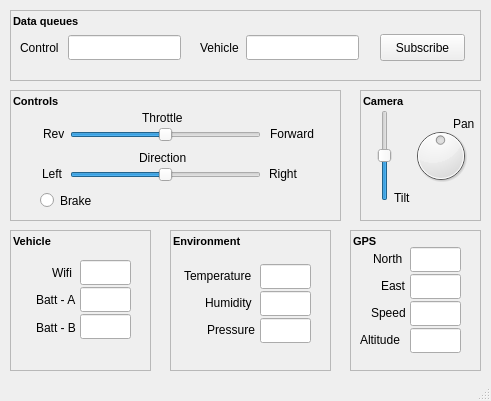
Before: the Qt Designer form test_tools/qtmonitor/rover_monitor.ui in wilsonc101/R.Pi_Rover, drawn with Qt 5.
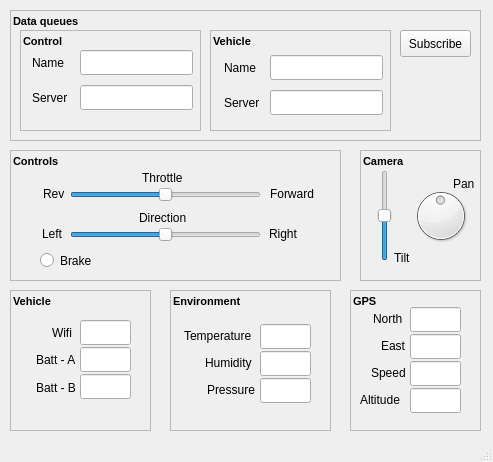
After: the same form once the commit is applied.

Commit message: qt monitor working

What changed in the file:
```diff
--- a/test_tools/qtmonitor/rover_monitor.ui
+++ b/test_tools/qtmonitor/rover_monitor.ui
@@ -6,8 +6,8 @@
    <rect>
     <x>0</x>
     <y>0</y>
-    <width>491</width>
-    <height>401</height>
+    <width>493</width>
+    <height>462</height>
    </rect>
   </property>
   <property name="windowTitle">
@@ -18,7 +18,7 @@
     <property name="geometry">
      <rect>
       <x>10</x>
-      <y>90</y>
+      <y>150</y>
       <width>331</width>
       <height>131</height>
      </rect>
@@ -195,7 +195,7 @@
     <property name="geometry">
      <rect>
       <x>350</x>
-      <y>230</y>
+      <y>290</y>
       <width>131</width>
       <height>141</height>
      </rect>
@@ -323,7 +323,7 @@
     <property name="geometry">
      <rect>
       <x>170</x>
-      <y>230</y>
+      <y>290</y>
       <width>161</width>
       <height>141</height>
      </rect>
@@ -428,7 +428,7 @@
     <property name="geometry">
      <rect>
       <x>10</x>
-      <y>230</y>
+      <y>290</y>
       <width>141</width>
       <height>141</height>
      </rect>
@@ -533,7 +533,7 @@
     <property name="geometry">
      <rect>
       <x>360</x>
-      <y>90</y>
+      <y>150</y>
       <width>121</width>
       <height>131</height>
      </rect>
@@ -632,7 +632,7 @@
       <x>10</x>
       <y>10</y>
       <width>471</width>
-      <height>71</height>
+      <height>131</height>
      </rect>
     </property>
     <property name="frameShape">
@@ -641,58 +641,12 @@
     <property name="frameShadow">
      <enum>QFrame::Raised</enum>
     </property>
-    <widget class="QLineEdit" name="tb_control">
-     <property name="geometry">
-      <rect>
-       <x>58</x>
-       <y>25</y>
-       <width>113</width>
-       <height>25</height>
-      </rect>
-     </property>
-    </widget>
-    <widget class="QLabel" name="lbl_control_2">
-     <property name="geometry">
-      <rect>
-       <x>10</x>
-       <y>30</y>
-       <width>41</width>
-       <height>16</height>
-      </rect>
-     </property>
-     <property name="text">
-      <string>Control</string>
-     </property>
-    </widget>
-    <widget class="QLabel" name="lbl_vehicle_2">
-     <property name="geometry">
-      <rect>
-       <x>190</x>
-       <y>30</y>
-       <width>41</width>
-       <height>16</height>
-      </rect>
-     </property>
-     <property name="text">
-      <string>Vehicle</string>
-     </property>
-    </widget>
-    <widget class="QLineEdit" name="tb_vehicle">
-     <property name="geometry">
-      <rect>
-       <x>236</x>
-       <y>25</y>
-       <width>113</width>
-       <height>25</height>
-      </rect>
-     </property>
-    </widget>
     <widget class="QPushButton" name="btn_subscribe">
      <property name="geometry">
       <rect>
-       <x>370</x>
-       <y>24</y>
-       <width>85</width>
+       <x>390</x>
+       <y>20</y>
+       <width>71</width>
        <height>27</height>
       </rect>
      </property>
@@ -720,6 +674,170 @@
       <string>Data queues</string>
      </property>
     </widget>
+    <widget class="QFrame" name="frame_control">
+     <property name="geometry">
+      <rect>
+       <x>10</x>
+       <y>20</y>
+       <width>181</width>
+       <height>101</height>
+      </rect>
+     </property>
+     <property name="frameShape">
+      <enum>QFrame::StyledPanel</enum>
+     </property>
+     <property name="frameShadow">
+      <enum>QFrame::Raised</enum>
+     </property>
+     <widget class="QLabel" name="lbl_control_name">
+      <property name="geometry">
+       <rect>
+        <x>12</x>
+        <y>25</y>
+        <width>41</width>
+        <height>16</height>
+       </rect>
+      </property>
+      <property name="text">
+       <string>Name</string>
+      </property>
+     </widget>
+     <widget class="QLineEdit" name="tb_control_server">
+      <property name="geometry">
+       <rect>
+        <x>60</x>
+        <y>55</y>
+        <width>113</width>
+        <height>25</height>
+       </rect>
+      </property>
+     </widget>
+     <widget class="QLineEdit" name="tb_control_name">
+      <property name="geometry">
+       <rect>
+        <x>60</x>
+        <y>20</y>
+        <width>113</width>
+        <height>25</height>
+       </rect>
+      </property>
+     </widget>
+     <widget class="QLabel" name="lbl_control_server">
+      <property name="geometry">
+       <rect>
+        <x>12</x>
+        <y>60</y>
+        <width>41</width>
+        <height>16</height>
+       </rect>
+      </property>
+      <property name="text">
+       <string>Server</string>
+      </property>
+     </widget>
+     <widget class="QLabel" name="lbl_queue_control">
+      <property name="geometry">
+       <rect>
+        <x>3</x>
+        <y>3</y>
+        <width>81</width>
+        <height>16</height>
+       </rect>
+      </property>
+      <property name="font">
+       <font>
+        <pointsize>8</pointsize>
+        <weight>75</weight>
+        <bold>true</bold>
+       </font>
+      </property>
+      <property name="text">
+       <string>Control</string>
+      </property>
+     </widget>
+    </widget>
+    <widget class="QFrame" name="frame_vehicle_2">
+     <property name="geometry">
+      <rect>
+       <x>200</x>
+       <y>20</y>
+       <width>181</width>
+       <height>101</height>
+      </rect>
+     </property>
+     <property name="frameShape">
+      <enum>QFrame::StyledPanel</enum>
+     </property>
+     <property name="frameShadow">
+      <enum>QFrame::Raised</enum>
+     </property>
+     <widget class="QLabel" name="lbl_queue_vehicle">
+      <property name="geometry">
+       <rect>
+        <x>3</x>
+        <y>3</y>
+        <width>81</width>
+        <height>16</height>
+       </rect>
+      </property>
+      <property name="font">
+       <font>
+        <pointsize>8</pointsize>
+        <weight>75</weight>
+        <bold>true</bold>
+       </font>
+      </property>
+      <property name="text">
+       <string>Vehicle</string>
+      </property>
+     </widget>
+     <widget class="QLabel" name="lbl_vehicle_server">
+      <property name="geometry">
+       <rect>
+        <x>14</x>
+        <y>65</y>
+        <width>41</width>
+        <height>16</height>
+       </rect>
+      </property>
+      <property name="text">
+       <string>Server</string>
+      </property>
+     </widget>
+     <widget class="QLabel" name="lbl_vehicle_name">
+      <property name="geometry">
+       <rect>
+        <x>14</x>
+        <y>30</y>
+        <width>41</width>
+        <height>16</height>
+       </rect>
+      </property>
+      <property name="text">
+       <string>Name</string>
+      </property>
+     </widget>
+     <widget class="QLineEdit" name="tb_vehicle_name">
+      <property name="geometry">
+       <rect>
+        <x>60</x>
+        <y>25</y>
+        <width>113</width>
+        <height>25</height>
+       </rect>
+      </property>
+     </widget>
+     <widget class="QLineEdit" name="tb_vehicle_server">
+      <property name="geometry">
+       <rect>
+        <x>60</x>
+        <y>60</y>
+        <width>113</width>
+        <height>25</height>
+       </rect>
+      </property>
+     </widget>
+    </widget>
    </widget>
   </widget>
   <widget class="QStatusBar" name="statusbar"/>
```
Left out of the diff: 2 changed lines with no effect on the pictures. The commit also changes 4 other files.
